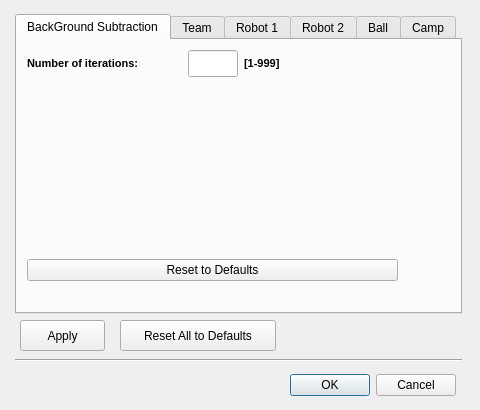
Before: the Qt Designer form Mirosot-PC/ProcessingSettingsDialog.ui in eyllanesc/Mirosot-Peru, drawn with Qt 5.
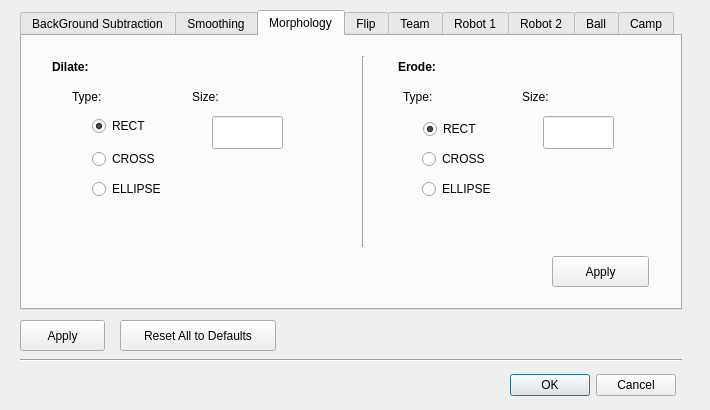
After: the same form once the commit is applied. The open tabs and pages were chosen to show the change. Icons and pictures are not drawn. Custom widgets are drawn as their Qt base class.

```diff
--- a/Mirosot-PC/ProcessingSettingsDialog.ui
+++ b/Mirosot-PC/ProcessingSettingsDialog.ui
@@ -6,7 +6,7 @@
    <rect>
     <x>0</x>
     <y>0</y>
-    <width>480</width>
+    <width>710</width>
     <height>410</height>
    </rect>
   </property>
@@ -18,13 +18,13 @@
   </property>
   <property name="minimumSize">
    <size>
-    <width>480</width>
+    <width>710</width>
     <height>410</height>
    </size>
   </property>
   <property name="maximumSize">
    <size>
-    <width>480</width>
+    <width>710</width>
     <height>410</height>
    </size>
   </property>
@@ -41,9 +41,9 @@
   <widget class="QTabWidget" name="tabWidget">
    <property name="geometry">
     <rect>
-     <x>15</x>
-     <y>14</y>
-     <width>447</width>
+     <x>20</x>
+     <y>10</y>
+     <width>662</width>
      <height>300</height>
     </rect>
    </property>
@@ -69,8 +69,8 @@
       <rect>
        <x>10</x>
        <y>10</y>
-       <width>371</width>
-       <height>231</height>
+       <width>291</width>
+       <height>221</height>
       </rect>
      </property>
      <layout class="QVBoxLayout" name="verticalLayout_7">
@@ -167,6 +167,456 @@
       </item>
      </layout>
     </widget>
+    <widget class="QPushButton" name="BSpushButton">
+     <property name="geometry">
+      <rect>
+       <x>340</x>
+       <y>10</y>
+       <width>97</width>
+       <height>31</height>
+      </rect>
+     </property>
+     <property name="text">
+      <string>Apply</string>
+     </property>
+    </widget>
+    <widget class="QLabel" name="BSAreamaxLabel">
+     <property name="geometry">
+      <rect>
+       <x>440</x>
+       <y>50</y>
+       <width>71</width>
+       <height>21</height>
+      </rect>
+     </property>
+     <property name="text">
+      <string/>
+     </property>
+    </widget>
+    <widget class="QLabel" name="BSAreaminLabel">
+     <property name="geometry">
+      <rect>
+       <x>440</x>
+       <y>140</y>
+       <width>71</width>
+       <height>21</height>
+      </rect>
+     </property>
+     <property name="text">
+      <string/>
+     </property>
+    </widget>
+   </widget>
+   <widget class="QWidget" name="tab_2">
+    <attribute name="title">
+     <string>Smoothing</string>
+    </attribute>
+    <widget class="QRadioButton" name="radioButtonBlur">
+     <property name="geometry">
+      <rect>
+       <x>70</x>
+       <y>30</y>
+       <width>109</width>
+       <height>26</height>
+      </rect>
+     </property>
+     <property name="text">
+      <string>Blur</string>
+     </property>
+    </widget>
+    <widget class="QRadioButton" name="radioButtonGauss">
+     <property name="geometry">
+      <rect>
+       <x>70</x>
+       <y>60</y>
+       <width>121</width>
+       <height>26</height>
+      </rect>
+     </property>
+     <property name="text">
+      <string>Gaussian Blur</string>
+     </property>
+    </widget>
+    <widget class="QRadioButton" name="radioButtonMedian">
+     <property name="geometry">
+      <rect>
+       <x>70</x>
+       <y>90</y>
+       <width>109</width>
+       <height>26</height>
+      </rect>
+     </property>
+     <property name="text">
+      <string>Median Blur</string>
+     </property>
+    </widget>
+    <widget class="QRadioButton" name="radioButtonBilateral">
+     <property name="geometry">
+      <rect>
+       <x>70</x>
+       <y>120</y>
+       <width>121</width>
+       <height>26</height>
+      </rect>
+     </property>
+     <property name="text">
+      <string>Bilateral Filter</string>
+     </property>
+    </widget>
+    <widget class="QLineEdit" name="SmoothSizelineEdit">
+     <property name="geometry">
+      <rect>
+       <x>230</x>
+       <y>30</y>
+       <width>41</width>
+       <height>31</height>
+      </rect>
+     </property>
+     <property name="text">
+      <string>1</string>
+     </property>
+    </widget>
+    <widget class="QPushButton" name="pushButton">
+     <property name="geometry">
+      <rect>
+       <x>300</x>
+       <y>30</y>
+       <width>97</width>
+       <height>31</height>
+      </rect>
+     </property>
+     <property name="text">
+      <string>Apply</string>
+     </property>
+    </widget>
+   </widget>
+   <widget class="QWidget" name="tab_3">
+    <attribute name="title">
+     <string>Morphology</string>
+    </attribute>
+    <widget class="QRadioButton" name="DilateCrossradioButton">
+     <property name="geometry">
+      <rect>
+       <x>70</x>
+       <y>110</y>
+       <width>109</width>
+       <height>26</height>
+      </rect>
+     </property>
+     <property name="text">
+      <string>CROSS</string>
+     </property>
+     <property name="autoExclusive">
+      <bool>true</bool>
+     </property>
+     <attribute name="buttonGroup">
+      <string notr="true">buttonGroup</string>
+     </attribute>
+    </widget>
+    <widget class="QRadioButton" name="DilateRectradioButton">
+     <property name="geometry">
+      <rect>
+       <x>70</x>
+       <y>80</y>
+       <width>109</width>
+       <height>20</height>
+      </rect>
+     </property>
+     <property name="text">
+      <string>RECT</string>
+     </property>
+     <property name="checked">
+      <bool>true</bool>
+     </property>
+     <property name="autoExclusive">
+      <bool>true</bool>
+     </property>
+     <attribute name="buttonGroup">
+      <string notr="true">buttonGroup</string>
+     </attribute>
+    </widget>
+    <widget class="QRadioButton" name="ErodeRectradioButton">
+     <property name="geometry">
+      <rect>
+       <x>401</x>
+       <y>80</y>
+       <width>109</width>
+       <height>26</height>
+      </rect>
+     </property>
+     <property name="text">
+      <string>RECT</string>
+     </property>
+     <property name="checked">
+      <bool>true</bool>
+     </property>
+     <attribute name="buttonGroup">
+      <string notr="true">buttonGroup_2</string>
+     </attribute>
+    </widget>
+    <widget class="QRadioButton" name="ErodeCrossradioButton">
+     <property name="geometry">
+      <rect>
+       <x>400</x>
+       <y>110</y>
+       <width>109</width>
+       <height>26</height>
+      </rect>
+     </property>
+     <property name="text">
+      <string>CROSS</string>
+     </property>
+     <attribute name="buttonGroup">
+      <string notr="true">buttonGroup_2</string>
+     </attribute>
+    </widget>
+    <widget class="QRadioButton" name="ErodeEllipseradioButton">
+     <property name="geometry">
+      <rect>
+       <x>400</x>
+       <y>140</y>
+       <width>109</width>
+       <height>26</height>
+      </rect>
+     </property>
+     <property name="text">
+      <string>ELLIPSE</string>
+     </property>
+     <attribute name="buttonGroup">
+      <string notr="true">buttonGroup_2</string>
+     </attribute>
+    </widget>
+    <widget class="QRadioButton" name="DilateEllipseradioButton">
+     <property name="geometry">
+      <rect>
+       <x>70</x>
+       <y>140</y>
+       <width>109</width>
+       <height>26</height>
+      </rect>
+     </property>
+     <property name="text">
+      <string>ELLIPSE</string>
+     </property>
+     <attribute name="buttonGroup">
+      <string notr="true">buttonGroup</string>
+     </attribute>
+    </widget>
+    <widget class="QLabel" name="label_18">
+     <property name="geometry">
+      <rect>
+       <x>30</x>
+       <y>20</y>
+       <width>65</width>
+       <height>21</height>
+      </rect>
+     </property>
+     <property name="font">
+      <font>
+       <weight>75</weight>
+       <bold>true</bold>
+      </font>
+     </property>
+     <property name="text">
+      <string>Dilate:</string>
+     </property>
+    </widget>
+    <widget class="QLabel" name="label_19">
+     <property name="geometry">
+      <rect>
+       <x>376</x>
+       <y>20</y>
+       <width>65</width>
+       <height>21</height>
+      </rect>
+     </property>
+     <property name="font">
+      <font>
+       <weight>75</weight>
+       <bold>true</bold>
+      </font>
+     </property>
+     <property name="text">
+      <string>Erode:</string>
+     </property>
+    </widget>
+    <widget class="Line" name="line">
+     <property name="geometry">
+      <rect>
+       <x>331</x>
+       <y>20</y>
+       <width>20</width>
+       <height>191</height>
+      </rect>
+     </property>
+     <property name="orientation">
+      <enum>Qt::Vertical</enum>
+     </property>
+    </widget>
+    <widget class="QLabel" name="label_20">
+     <property name="geometry">
+      <rect>
+       <x>50</x>
+       <y>50</y>
+       <width>65</width>
+       <height>21</height>
+      </rect>
+     </property>
+     <property name="text">
+      <string>Type:</string>
+     </property>
+    </widget>
+    <widget class="QLabel" name="label_21">
+     <property name="geometry">
+      <rect>
+       <x>381</x>
+       <y>50</y>
+       <width>65</width>
+       <height>21</height>
+      </rect>
+     </property>
+     <property name="text">
+      <string>Type:</string>
+     </property>
+    </widget>
+    <widget class="QLineEdit" name="DilatelineEdit">
+     <property name="geometry">
+      <rect>
+       <x>190</x>
+       <y>80</y>
+       <width>71</width>
+       <height>33</height>
+      </rect>
+     </property>
+    </widget>
+    <widget class="QLineEdit" name="ErodelineEdit">
+     <property name="geometry">
+      <rect>
+       <x>521</x>
+       <y>80</y>
+       <width>71</width>
+       <height>33</height>
+      </rect>
+     </property>
+    </widget>
+    <widget class="QLabel" name="label_22">
+     <property name="geometry">
+      <rect>
+       <x>170</x>
+       <y>50</y>
+       <width>65</width>
+       <height>21</height>
+      </rect>
+     </property>
+     <property name="text">
+      <string>Size:</string>
+     </property>
+    </widget>
+    <widget class="QLabel" name="label_23">
+     <property name="geometry">
+      <rect>
+       <x>500</x>
+       <y>50</y>
+       <width>65</width>
+       <height>21</height>
+      </rect>
+     </property>
+     <property name="text">
+      <string>Size:</string>
+     </property>
+    </widget>
+    <widget class="QPushButton" name="ApplyDilateErodepushButton">
+     <property name="geometry">
+      <rect>
+       <x>530</x>
+       <y>220</y>
+       <width>97</width>
+       <height>31</height>
+      </rect>
+     </property>
+     <property name="text">
+      <string>Apply</string>
+     </property>
+    </widget>
+   </widget>
+   <widget class="QWidget" name="tab_4">
+    <attribute name="title">
+     <string>Flip</string>
+    </attribute>
+    <widget class="QLabel" name="label_24">
+     <property name="geometry">
+      <rect>
+       <x>50</x>
+       <y>30</y>
+       <width>65</width>
+       <height>21</height>
+      </rect>
+     </property>
+     <property name="font">
+      <font>
+       <weight>75</weight>
+       <bold>true</bold>
+      </font>
+     </property>
+     <property name="text">
+      <string>Mode:</string>
+     </property>
+    </widget>
+    <widget class="QRadioButton" name="NoneflipradioButton">
+     <property name="geometry">
+      <rect>
+       <x>100</x>
+       <y>60</y>
+       <width>109</width>
+       <height>26</height>
+      </rect>
+     </property>
+     <property name="text">
+      <string>None</string>
+     </property>
+     <property name="checked">
+      <bool>true</bool>
+     </property>
+    </widget>
+    <widget class="QRadioButton" name="xflipradioButton">
+     <property name="geometry">
+      <rect>
+       <x>100</x>
+       <y>90</y>
+       <width>109</width>
+       <height>26</height>
+      </rect>
+     </property>
+     <property name="text">
+      <string>X-axis</string>
+     </property>
+    </widget>
+    <widget class="QRadioButton" name="bothflipradioButton">
+     <property name="geometry">
+      <rect>
+       <x>100</x>
+       <y>150</y>
+       <width>109</width>
+       <height>26</height>
+      </rect>
+     </property>
+     <property name="text">
+      <string>Both axes</string>
+     </property>
+    </widget>
+    <widget class="QRadioButton" name="yflipradioButton">
+     <property name="geometry">
+      <rect>
+       <x>100</x>
+       <y>120</y>
+       <width>109</width>
+       <height>26</height>
+      </rect>
+     </property>
+     <property name="text">
+      <string>Y-axis</string>
+     </property>
+    </widget>
    </widget>
    <widget class="QWidget" name="TeamTab">
     <attribute name="title">
@@ -1595,7 +2045,7 @@
   <widget class="QDialogButtonBox" name="okCancelBox">
    <property name="geometry">
     <rect>
-     <x>280</x>
+     <x>500</x>
      <y>370</y>
      <width>176</width>
      <height>31</height>
@@ -1637,9 +2087,9 @@
   <widget class="Line" name="line_1">
    <property name="geometry">
     <rect>
-     <x>15</x>
+     <x>20</x>
      <y>350</y>
-     <width>447</width>
+     <width>662</width>
      <height>20</height>
     </rect>
    </property>
```
Left out of the diff: 292 changed lines with no effect on the pictures.
